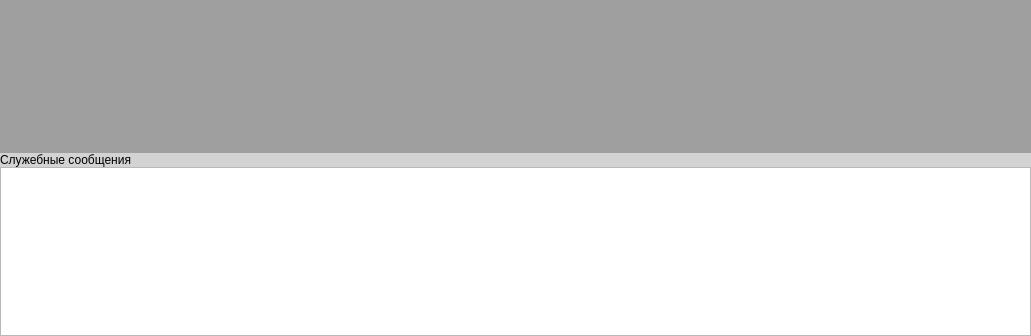
Before: the Qt Designer form src/kcrm.ui in K3130/KCRM, drawn with Qt 5; both pictures show x 0 to 1031 and y 305 to 641 of the 1031 by 641 pixel window.
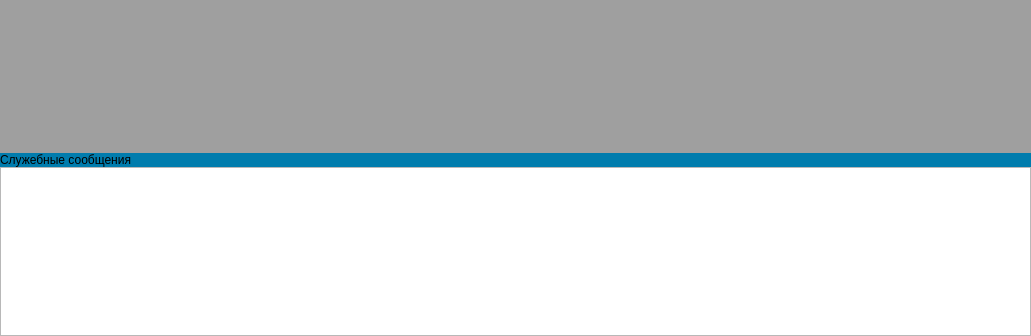
After: the same form once the commit is applied. Icons and pictures are not drawn.

Commit message: Create ui interface seletror documents

Diff of the .ui file:
```diff
--- a/src/kcrm.ui
+++ b/src/kcrm.ui
@@ -64,7 +64,7 @@
       <item>
        <widget class="QLabel" name="label">
         <property name="styleSheet">
-         <string notr="true">background-color : lightgray;
+         <string notr="true">background-color : #007cad;
 color : black
 
 </string>
```
The commit also changes 6 other files.
